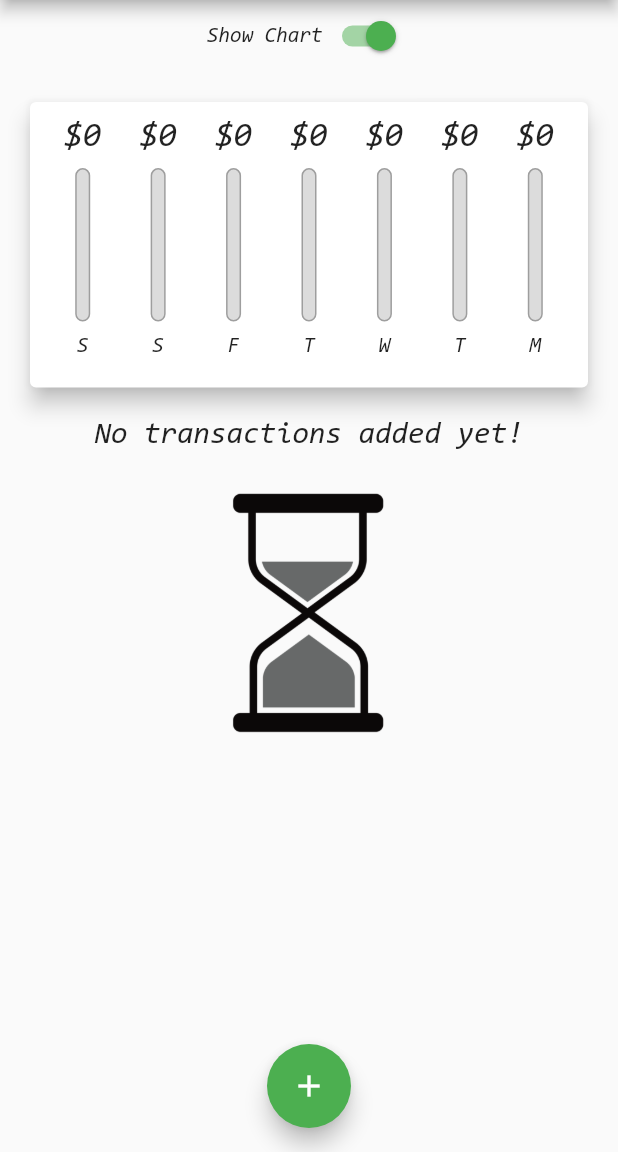
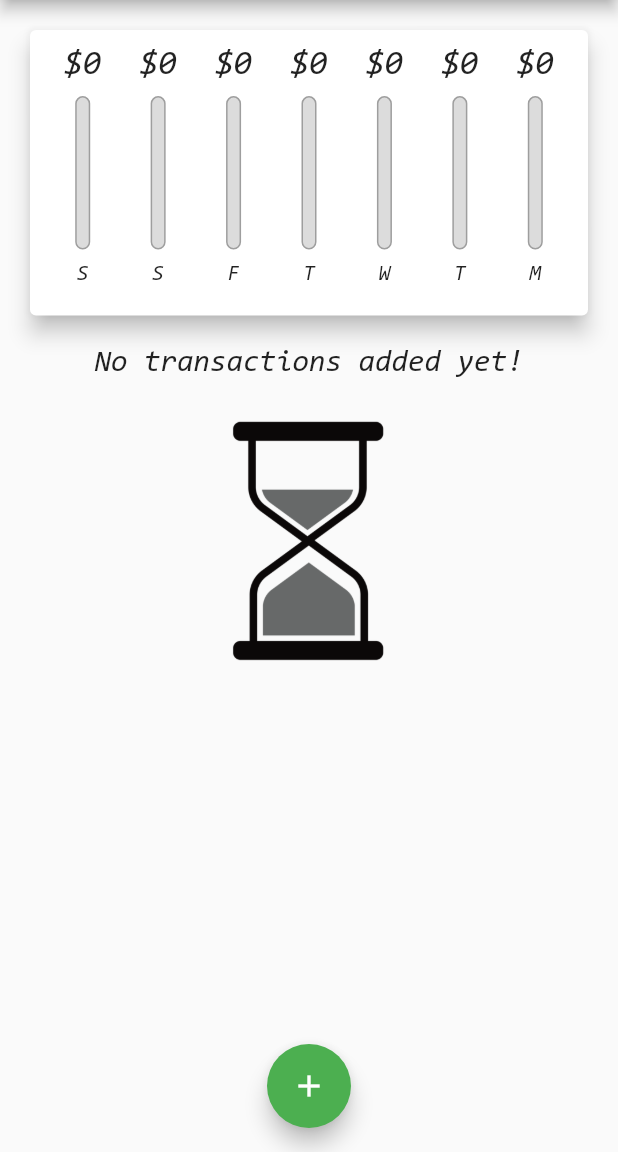
Before and after one commit to alex-pythonista/expense-manager-mobile-app, a Flutter app: the screen it shows after launch, on a phone screen of 412 x 824 dp, the part 84-1236 px from its top. Run offline on Flutter 3.47's test engine with Material 2 defaults, Android fonts, the phone set to English and light mode, and no system bars.

Commit message:
layout and responsiveness

```diff
--- a/lib/main.dart
+++ b/lib/main.dart
@@ -110,23 +110,24 @@ class _HomePageState extends State<HomePage> {
         child: Column(
           crossAxisAlignment: CrossAxisAlignment.stretch,
           children: <Widget>[
-            Row(
-              mainAxisAlignment: MainAxisAlignment.center,
-              children: [
-                Text("Show Chart"),
-                Switch(
-                  value: true,
-                  onChanged: (val) {
-                    setState(() {
-                      _showChart = val;
-                    });
-                  },
-                ),
-              ],
-            ),
+            // Row(
+            //   mainAxisAlignment: MainAxisAlignment.center,
+            //   children: [
+            //     Text("Show Chart"),
+            //     Switch(
+            //       value: true,
+            //       onChanged: (val) {
+            //         setState(() {
+            //           _showChart = val;
+            //         });
+            //       },
+            //     ),
+            //   ],
+            // ),
             Container(
               height: (MediaQuery.of(context).size.height -
-                      appBar.preferredSize.height) *
+                      appBar.preferredSize.height -
+                      MediaQuery.of(context).padding.top) *
                   0.3,
               child: Chart(_recentTransactions),
             ),
```
